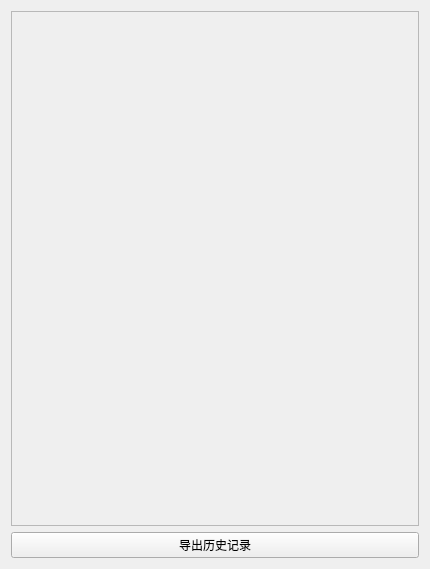
First picture: the form in source/page_historystory.ui, repository liangtie/carbon-sink-calculation, before the edit.
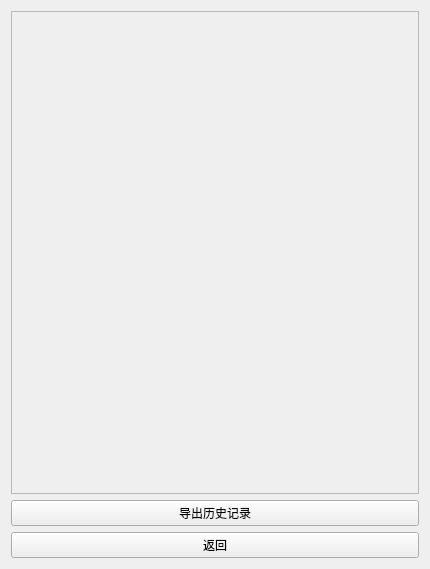
Second picture: the form after the edit.

Commit message: Finish PageUserMgr

The edit to the form file:
```diff
--- a/source/page_historystory.ui
+++ b/source/page_historystory.ui
@@ -25,7 +25,7 @@
         <x>0</x>
         <y>0</y>
         <width>410</width>
-        <height>519</height>
+        <height>491</height>
        </rect>
       </property>
       <layout class="QVBoxLayout" name="lay_main"/>
@@ -39,6 +39,13 @@
      </property>
     </widget>
    </item>
+   <item>
+    <widget class="QPushButton" name="btn_back">
+     <property name="text">
+      <string>返回</string>
+     </property>
+    </widget>
+   </item>
   </layout>
  </widget>
  <resources/>
```
The commit also changes 15 other files.
